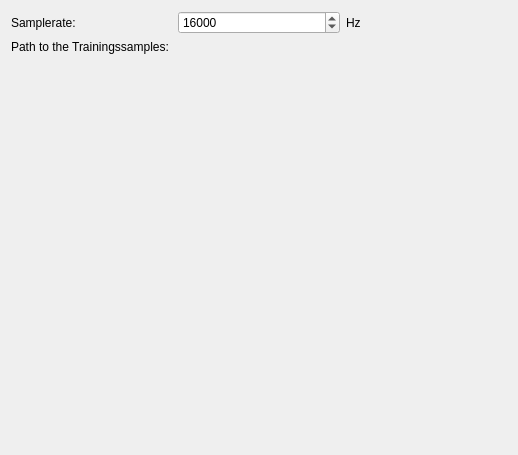
Qt form simonlib/speechmodelmanagement/trainingsettings.ui (KDE/simon) before a commit.
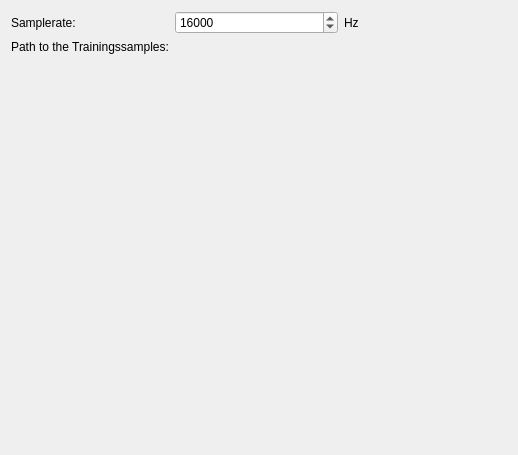
The same form after that commit. Custom widgets are drawn as their Qt base class.

Commit message: Changed most of the forms to QFormLayout (to have the labels aligned properly), added a check if the devices changed to the soundsettings, fixed a couple of bugs in the wordlistmanager and improved the addwordresolvepage

```diff
--- a/simonlib/speechmodelmanagement/trainingsettings.ui
+++ b/simonlib/speechmodelmanagement/trainingsettings.ui
@@ -12,7 +12,9 @@
   <property name="windowTitle" >
    <string>Form</string>
   </property>
-  <layout class="QGridLayout" name="gridLayout" >
+  <layout class="QVBoxLayout" name="verticalLayout" >
+   <item>
+    <layout class="QFormLayout" name="formLayout" >
    <item row="0" column="0" >
     <widget class="QLabel" name="lbSampleRate" >
      <property name="text" >
@@ -24,6 +26,8 @@
     </widget>
    </item>
    <item row="0" column="1" >
+      <layout class="QHBoxLayout" name="horizontalLayout" >
+       <item>
     <widget class="QSpinBox" name="kcfg_ModelSampleRate" >
      <property name="minimum" >
       <number>8000</number>
@@ -36,13 +40,15 @@
      </property>
     </widget>
    </item>
-   <item row="0" column="2" >
+       <item>
     <widget class="QLabel" name="lbHz" >
      <property name="text" >
       <string>Hz</string>
      </property>
     </widget>
    </item>
+      </layout>
+     </item>
    <item row="1" column="0" >
     <widget class="QLabel" name="lbSamplePath" >
      <property name="text" >
@@ -50,10 +56,12 @@
      </property>
     </widget>
    </item>
-   <item row="1" column="1" colspan="2" >
+     <item row="1" column="1" >
     <widget class="KUrlRequester" name="kcfg_ModelTrainingsDataPath" />
    </item>
-   <item row="2" column="1" >
+    </layout>
+   </item>
+   <item>
     <spacer name="verticalSpacer" >
      <property name="orientation" >
       <enum>Qt::Vertical</enum>
```
Lines whose indentation alone changed are shown as unchanged. The commit also changes 21 other files.
